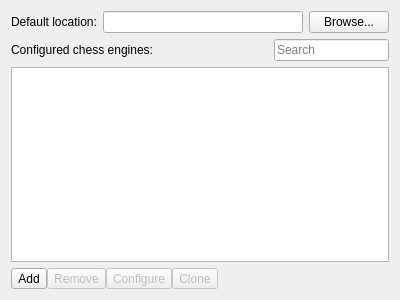
Before: the Qt Designer form projects/gui/ui/enginemanagementwidget.ui in cutechess/cutechess, drawn with Qt 5.
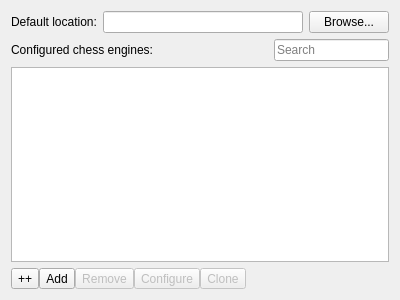
After: the same form once the commit is applied. Icons and pictures are not drawn.

The edit to the form file:
```diff
--- a/projects/gui/ui/enginemanagementwidget.ui
+++ b/projects/gui/ui/enginemanagementwidget.ui
@@ -77,6 +77,20 @@
      <property name="spacing">
       <number>0</number>
      </property>
+     <item>
+      <widget class="QToolButton" name="m_autoAddBtn">
+       <property name="toolTip">
+        <string>Add multiple new engines</string>
+       </property>
+       <property name="text">
+        <string>++</string>
+       </property>
+       <property name="icon">
+        <iconset resource="../res/icons/icons.qrc">
+         <normaloff>:/icons/toolbutton/autoadd_16x16.png</normaloff>:/icons/toolbutton/autoadd_16x16.png</iconset>
+       </property>
+      </widget>
+     </item>
      <item>
       <widget class="QToolButton" name="m_addBtn">
        <property name="toolTip">
```
